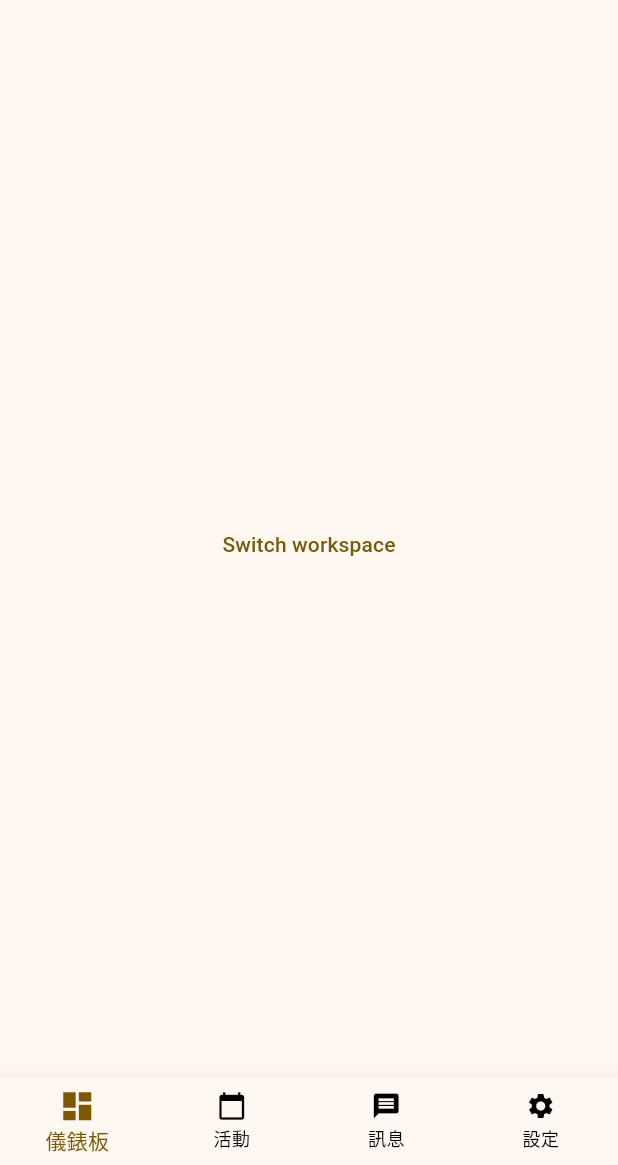
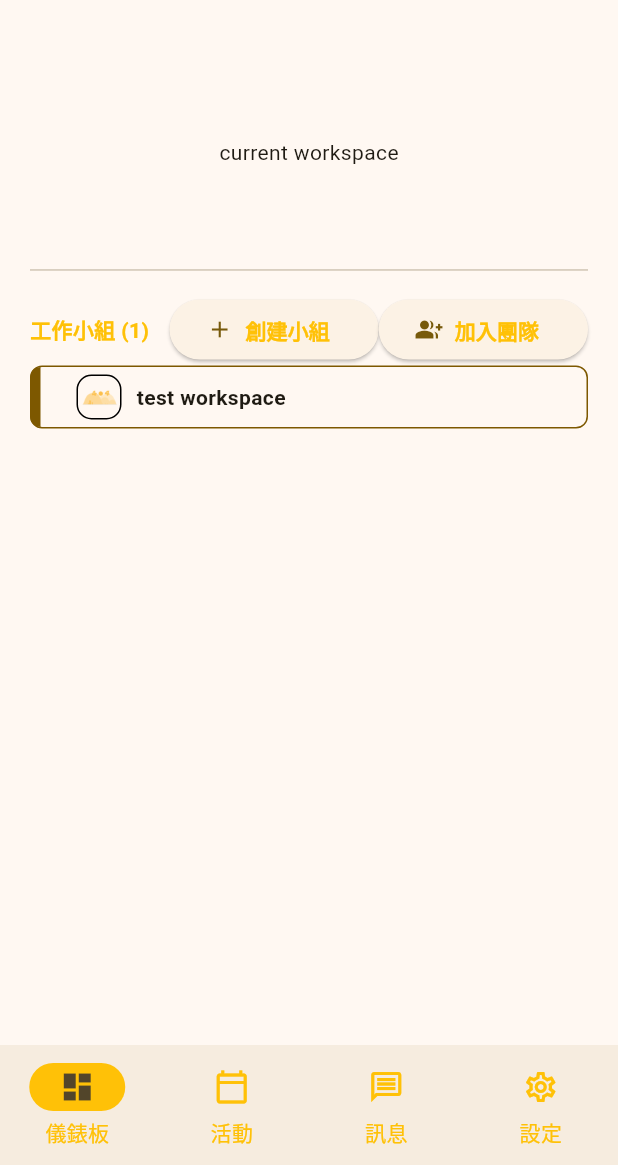
Before and after one commit to quan0715/grouping_application, a Flutter app: the screen it shows after launch, on a phone screen of 412 x 824 dp, the part 71-1236 px from its top. Run offline on Flutter 3.47's test engine with Material 2 defaults, Android fonts, the light colour scheme and no system bars; our stand-ins replace flutter_dotenv, flutter_secure_storage, flutter_svg, webview_flutter; missing offline and left inert: dart:html, encrypt, oauth2, pkce.

Commit message:
feats: 設計一部分 dashboard view 以及修正頁面導向樣式

```diff
--- a/grouping_flutter/lib/View/app/workspace/dashboard_view.dart
+++ b/grouping_flutter/lib/View/app/workspace/dashboard_view.dart
@@ -3,8 +3,7 @@ import 'package:flutter/material.dart';
 import 'package:grouping_project/View/components/components.dart';
 import 'package:grouping_project/ViewModel/workspace/workspace_view_model.dart';
 
-class DashboardView extends StatefulWidget{
-
+class DashboardView extends StatefulWidget {
   const DashboardView({super.key, required this.viewModel});
 
   final WorkspaceViewModel viewModel;
@@ -13,26 +12,84 @@ class DashboardView extends StatefulWidget{
   State<DashboardView> createState() => _DashboardViewState();
 }
 
-class _DashboardViewState extends State<DashboardView>{
+class _DashboardViewState extends State<DashboardView> {
+  @override
+  Widget build(BuildContext context) {
+    WorkspaceViewModel viewModel = widget.viewModel;
+    return Padding(
+      padding: const EdgeInsets.symmetric(vertical: 30, horizontal: 20),
+      child: Column(crossAxisAlignment: CrossAxisAlignment.start, children: [
+        const Expanded(
+            flex: 4,
+            child: Center(
+              child: Text('current workspace'),
+            )),
+        const Expanded(flex: 1, child: Divider()),
+        Expanded(
+            flex: 15,
+            child: Column(
+              crossAxisAlignment: CrossAxisAlignment.start,
+              children: <Widget>[
+                Row(
+                  mainAxisAlignment: MainAxisAlignment.spaceBetween,
+                  children: [
+                    Expanded(
+                      flex: 2,
+                      child: Text(
+                        '工作小組 (${viewModel.workspaceNumber})',
+                        style: TextStyle(
+                            fontWeight: FontWeight.bold,
+                            color: Color(viewModel.currentWorkspaceColor)),
+                      ),
+                    ),
+                    Expanded(
+                        flex: 3,
+                        child: ElevatedButton.icon(
+                            onPressed: () {
+                              debugPrint("創建小組");
+                            },
+                            icon: const Icon(Icons.add),
+                            label: Text(
+                              '創建小組',
+                              style: TextStyle(
+                                  fontWeight: FontWeight.bold,
+                                  color:
+                                      Color(viewModel.currentWorkspaceColor)),
+                            ))),
+                    Expanded(
+                        flex: 3,
+                        child: ElevatedButton.icon(
+                            onPressed: () {
+                              debugPrint("加入團隊");
+                            },
+                            icon: const Icon(Icons.group_add),
+                            label: Text(
+                              '加入團隊',
+                              style: TextStyle(
+                                  fontWeight: FontWeight.bold,
+                                  color:
+                                      Color(viewModel.currentWorkspaceColor)),
+                            ))),
+                  ],
+                ),
+              ] + viewModel.workspaces,
+            ))
+      ]),
+    );
+    // return Stack(
+    //         children: [
+    //           Align(
+    //             alignment: kIsWeb ? Alignment.topRight : Alignment.topCenter,
+    //             child: MessagesList(messageService: viewModel.messageService),
+    //           ),
+    //           Center(
+    //             child: TextButton(onPressed: ()async => {
+    //               viewModel.onPress(),
+    //               // await showMessage(viewModel.messageService)
+    //               }, child: const Text("Switch workspace"))
+    //           ),
 
-
-  @override
-  Widget build(BuildContext context){
-    WorkspaceViewModel viewModel = widget.viewModel;
-    return Stack(
-            children: [
-              Align(
-                alignment: kIsWeb ? Alignment.topRight : Alignment.topCenter,
-                child: MessagesList(messageService: viewModel.messageService),
-              ),
-              Center(
-                child: TextButton(onPressed: ()async => {
-                  viewModel.onPress(),
-                  // await showMessage(viewModel.messageService)
-                  }, child: const Text("Switch workspace"))
-              ),
-
-            ],
-          );
+    //         ],
+    //       );
   }
 }
--- a/grouping_flutter/lib/View/app/workspace/workspace_view.dart
+++ b/grouping_flutter/lib/View/app/workspace/workspace_view.dart
@@ -49,15 +49,23 @@ class _WorkspaceViewState extends State<WorkspaceView> {
                 child: Column(
                   crossAxisAlignment: CrossAxisAlignment.start,
                   children: <Widget>[
-                        const Text('User'),
+                        const Text(
+                          'User',
+                          style: TextStyle(
+                              fontWeight: FontWeight.bold, fontSize: 20),
+                        ),
                         const SizedBox(
                           height: 10,
                         ),
-                        viewModel.UserChip(),
+                        viewModel.ownWorkspace,
                         const SizedBox(
-                          height: 10,
+                          height: 15,
                         ),
-                        Text('工作小組 (${viewModel.workspaceNumber})'),
+                        Text(
+                          '工作小組 (${viewModel.workspaceNumber})',
+                          style: const TextStyle(
+                              fontWeight: FontWeight.bold, fontSize: 20),
+                        ),
                         const SizedBox(
                           height: 10,
                         ),
@@ -94,26 +102,67 @@ class _WorkspaceViewState extends State<WorkspaceView> {
               ],
             ),
             body: pages[viewModel.getPage()],
-            bottomNavigationBar: BottomNavigationBar(
-                type: BottomNavigationBarType.fixed,
-                currentIndex: viewModel.getPage(),
-                onTap: viewModel.setPage,
-                selectedItemColor: const Color(0xFF7D5800),
-                selectedIconTheme:
-                    const IconThemeData(color: Color(0xFF7D5800), size: 25),
-                unselectedItemColor: Colors.black,
-                unselectedIconTheme:
-                    const IconThemeData(color: Colors.black, size: 20),
-                items: const [
-                  BottomNavigationBarItem(
-                      icon: Icon(Icons.dashboard), label: '儀錶板'),
-                  BottomNavigationBarItem(
-                      icon: Icon(Icons.calendar_today), label: '活動'),
-                  BottomNavigationBarItem(
-                      icon: Icon(Icons.message), label: '訊息'),
-                  BottomNavigationBarItem(
-                      icon: Icon(Icons.settings), label: '設定')
-                ]),
+            bottomNavigationBar: NavigationBarTheme(
+              data: NavigationBarThemeData(
+                  labelTextStyle: MaterialStateProperty.resolveWith<TextStyle>(
+                      (Set<MaterialState> states) => TextStyle(
+                          color: Color(viewModel.currentWorkspaceColor)))),
+              child: NavigationBar(
+                onDestinationSelected: viewModel.setPage,
+                indicatorColor: Color(viewModel.currentWorkspaceColor),
+                selectedIndex: viewModel.getPage(),
+                destinations: [
+                  NavigationDestination(
+                      selectedIcon: const Icon(Icons.dashboard),
+                      icon: Icon(
+                        Icons.dashboard_outlined,
+                        color: Color(viewModel.currentWorkspaceColor),
+                      ),
+                      label: '儀錶板'),
+                  NavigationDestination(
+                      selectedIcon: const Icon(Icons.calendar_today),
+                      icon: Icon(
+                        Icons.calendar_today_outlined,
+                        color: Color(viewModel.currentWorkspaceColor),
+                      ),
+                      label: '活動'),
+                  NavigationDestination(
+                      selectedIcon: const Icon(Icons.message),
+                      icon: Icon(
+                        Icons.message_outlined,
+                        color: Color(viewModel.currentWorkspaceColor),
+                      ),
+                      label: '訊息'),
+                  NavigationDestination(
+                      selectedIcon: const Icon(Icons.settings),
+                      icon: Icon(
+                        Icons.settings_outlined,
+                        color: Color(viewModel.currentWorkspaceColor),
+                      ),
+                      label: '設定')
+                ],
+              ),
+            ),
+            // bottomNavigationBar: BottomNavigationBar(
+            //     type: BottomNavigationBarType.fixed,
+            //     currentIndex: viewModel.getPage(),
+            //     onTap: viewModel.setPage,
+            //     selectedItemColor: const Color(0xFF7D5800),
+            //     selectedIconTheme:
+            //         const IconThemeData(color: Color(0xFF7D5800), size: 25),
+            //     unselectedItemColor: Colors.black,
+            //     unselectedIconTheme:
+            //         const IconThemeData(color: Colors.black, size: 20),
+            //     items: const [
+            //       BottomNavigationBarItem(
+            //           icon: Icon(Icons.dashboard), label: '儀錶板'),
+            //       BottomNavigationBarItem(
+            //           icon: Icon(Icons.calendar_today), label: '活動'),
+            //       BottomNavigationBarItem(
+            //           icon: Icon(Icons.message), label: '訊息'),
+            //       BottomNavigationBarItem(
+            //           icon: Icon(Icons.settings), label: '設定')
+            //     ]),
             // resizeToAvoidBottomInset: false,
           );
         },
--- a/grouping_flutter/lib/ViewModel/workspace/workspace_view_model.dart
+++ b/grouping_flutter/lib/ViewModel/workspace/workspace_view_model.dart
@@ -50,6 +50,8 @@ class WorkspaceViewModel extends ChangeNotifier {
   //   return tmp;
   // }
 
+  WorkspaceChip get ownWorkspace => WorkspaceChip(workspace: _workspace);
+
   List<WorkspaceChip> get workspaces {
     List<WorkspaceChip> tmp = [];
     for(WorkspaceModel workspace in _user.joinedWorkspaces){
@@ -57,10 +59,6 @@ class WorkspaceViewModel extends ChangeNotifier {
       // debugPrint('themeColor: ${workspace.themeColor.toString()}');
     }
     return tmp;
-  }
-
-  WorkspaceChip UserChip() {
-    return WorkspaceChip(workspace: _workspace);
   }
 
   int get currentWorkspaceColor => _workspace.themeColor;
```
